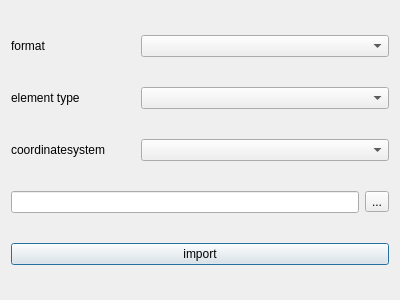
Old version of the form ui/importnominalgeometrydialog.ui in the repository OpenIndy/OpenIndy.
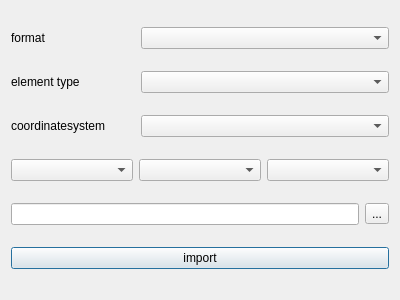
New version of the form.

Commit message: unit selection implemented  fixes #42

What changed in the file:
```diff
--- a/ui/importnominalgeometrydialog.ui
+++ b/ui/importnominalgeometrydialog.ui
@@ -19,8 +19,8 @@
   <property name="windowTitle">
    <string>Dialog</string>
   </property>
-  <layout class="QVBoxLayout" name="verticalLayout">
-   <item>
+  <layout class="QGridLayout" name="gridLayout">
+   <item row="0" column="0">
     <layout class="QHBoxLayout" name="horizontalLayout_4" stretch="1,2">
      <item>
       <widget class="QLabel" name="label_format">
@@ -41,7 +41,7 @@
      </item>
     </layout>
    </item>
-   <item>
+   <item row="1" column="0">
     <layout class="QHBoxLayout" name="horizontalLayout_2" stretch="1,2">
      <item>
       <widget class="QLabel" name="label_typeOfElement">
@@ -62,7 +62,7 @@
      </item>
     </layout>
    </item>
-   <item>
+   <item row="2" column="0">
     <layout class="QHBoxLayout" name="horizontalLayout_3" stretch="1,2">
      <item>
       <widget class="QLabel" name="label_coordSys">
@@ -83,7 +83,20 @@
      </item>
     </layout>
    </item>
-   <item>
+   <item row="3" column="0">
+    <layout class="QHBoxLayout" name="horizontalLayout_5">
+     <item>
+      <widget class="QComboBox" name="comboBox_distUnit"/>
+     </item>
+     <item>
+      <widget class="QComboBox" name="comboBox_angleUnit"/>
+     </item>
+     <item>
+      <widget class="QComboBox" name="comboBox_tempUnit"/>
+     </item>
+    </layout>
+   </item>
+   <item row="4" column="0">
     <layout class="QHBoxLayout" name="horizontalLayout">
      <item>
       <widget class="QLineEdit" name="lineEdit_path"/>
@@ -97,7 +110,7 @@
      </item>
     </layout>
    </item>
-   <item>
+   <item row="5" column="0">
     <widget class="QPushButton" name="pushButton_import">
      <property name="text">
       <string>import</string>
```
The commit also changes 12 other files.
